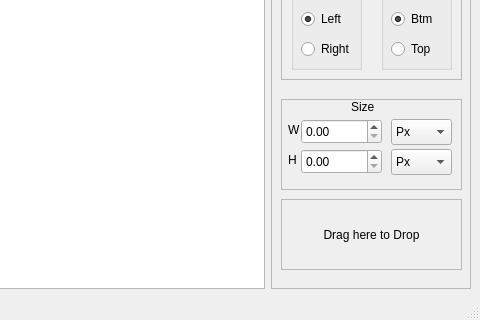
Before: the Qt Designer form designer.ui in Nepherhotep/terevaka-ui-builder, drawn with Qt 5; both pictures show x 618 to 1098 and y 229 to 549 of the 1098 by 549 pixel window.
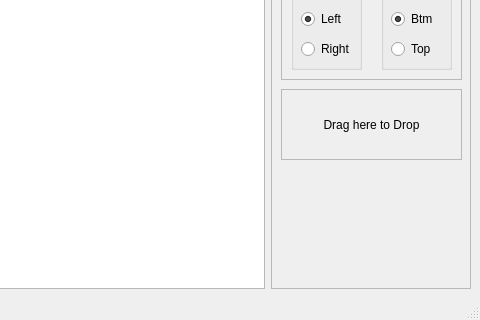
After: the same form once the commit is applied. Custom widgets are drawn as their Qt base class.

Commit message: Removed size panel

Diff of the .ui file:
```diff
--- a/designer.ui
+++ b/designer.ui
@@ -414,127 +414,6 @@
           </property>
          </widget>
         </widget>
-        <widget class="QFrame" name="frame_3">
-         <property name="geometry">
-          <rect>
-           <x>10</x>
-           <y>300</y>
-           <width>181</width>
-           <height>91</height>
-          </rect>
-         </property>
-         <property name="frameShape">
-          <enum>QFrame::StyledPanel</enum>
-         </property>
-         <property name="frameShadow">
-          <enum>QFrame::Raised</enum>
-         </property>
-         <widget class="QDoubleSpinBox" name="sizeWidthSpinBox">
-          <property name="geometry">
-           <rect>
-            <x>20</x>
-            <y>20</y>
-            <width>81</width>
-            <height>25</height>
-           </rect>
-          </property>
-          <property name="decimals">
-           <number>2</number>
-          </property>
-         </widget>
-         <widget class="QComboBox" name="unitsWidthComboBox">
-          <property name="geometry">
-           <rect>
-            <x>110</x>
-            <y>20</y>
-            <width>61</width>
-            <height>26</height>
-           </rect>
-          </property>
-          <item>
-           <property name="text">
-            <string>Px</string>
-           </property>
-          </item>
-          <item>
-           <property name="text">
-            <string>%</string>
-           </property>
-          </item>
-         </widget>
-         <widget class="QLabel" name="label_6">
-          <property name="geometry">
-           <rect>
-            <x>7</x>
-            <y>20</y>
-            <width>16</width>
-            <height>21</height>
-           </rect>
-          </property>
-          <property name="text">
-           <string>W</string>
-          </property>
-         </widget>
-         <widget class="QDoubleSpinBox" name="sizeHeightSpinBox">
-          <property name="geometry">
-           <rect>
-            <x>20</x>
-            <y>50</y>
-            <width>81</width>
-            <height>25</height>
-           </rect>
-          </property>
-          <property name="decimals">
-           <number>2</number>
-          </property>
-         </widget>
-         <widget class="QLabel" name="label_7">
-          <property name="geometry">
-           <rect>
-            <x>7</x>
-            <y>50</y>
-            <width>16</width>
-            <height>21</height>
-           </rect>
-          </property>
-          <property name="text">
-           <string>H</string>
-          </property>
-         </widget>
-         <widget class="QComboBox" name="unitsHeightComboBox">
-          <property name="geometry">
-           <rect>
-            <x>110</x>
-            <y>50</y>
-            <width>61</width>
-            <height>26</height>
-           </rect>
-          </property>
-          <item>
-           <property name="text">
-            <string>Px</string>
-           </property>
-          </item>
-          <item>
-           <property name="text">
-            <string>%</string>
-           </property>
-          </item>
-         </widget>
-         <widget class="QLabel" name="label_8">
-          <property name="geometry">
-           <rect>
-            <x>70</x>
-            <y>0</y>
-            <width>62</width>
-            <height>16</height>
-           </rect>
-          </property>
-          <property name="text">
-           <string>Size</string>
-          </property>
-         </widget>
-        </widget>
         <widget class="QLabel" name="label_9">
          <property name="geometry">
           <rect>
@@ -565,7 +444,7 @@
          <property name="geometry">
           <rect>
            <x>10</x>
-           <y>400</y>
+           <y>290</y>
            <width>181</width>
            <height>71</height>
           </rect>
```
The commit also changes 1 other file.
